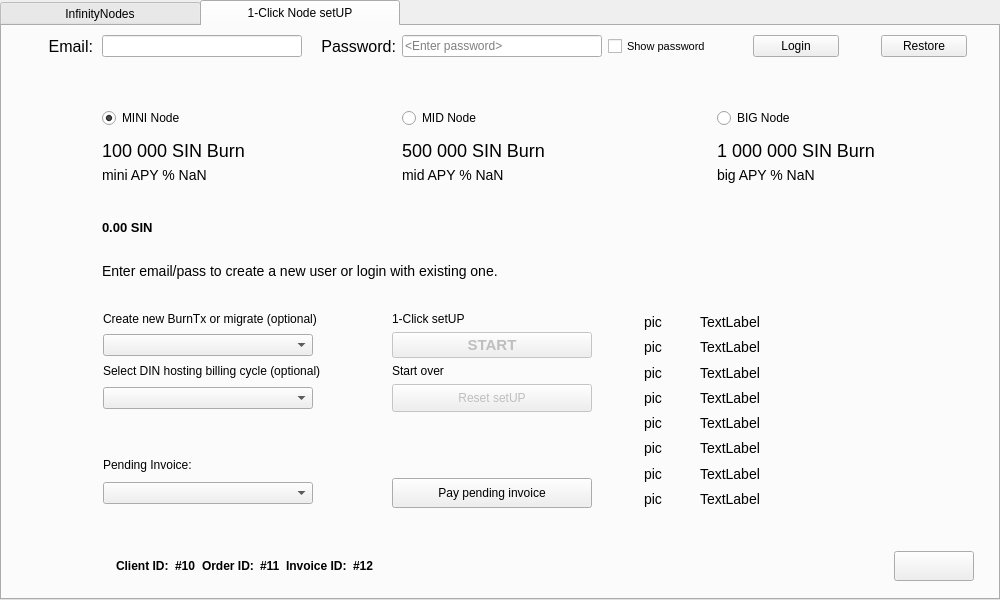
First picture: the form in src/qt/forms/infinitynodelist.ui, repository crptec/sinovate, before the edit.
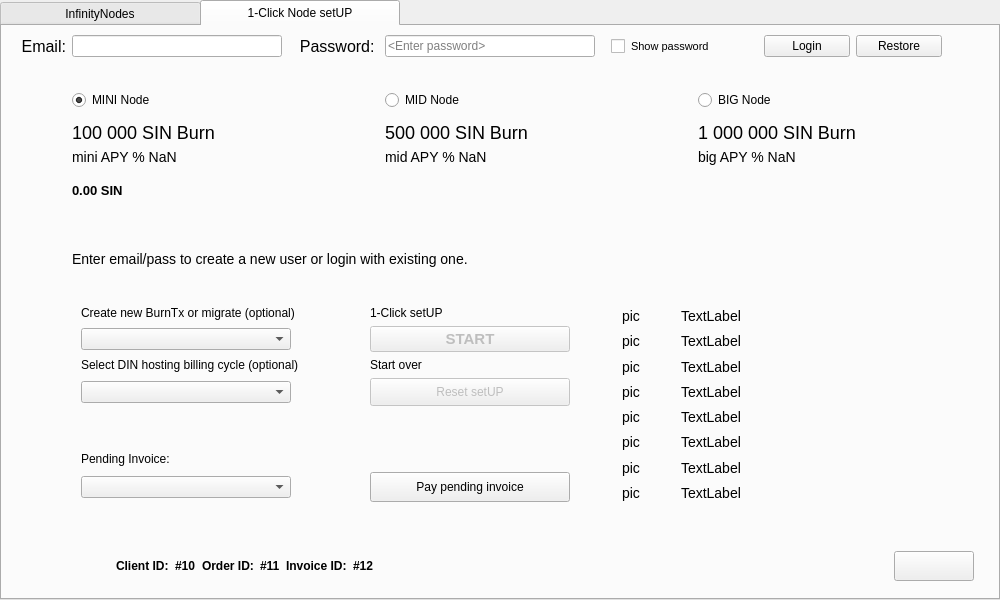
Second picture: the form after the edit. The open tabs and pages were chosen to show the change. Custom widgets are drawn as their Qt base class.

What changed in the file:
```diff
--- a/src/qt/forms/infinitynodelist.ui
+++ b/src/qt/forms/infinitynodelist.ui
@@ -454,67 +454,298 @@
          <string>1-Click Node setUP</string>
         </attribute>
         <layout class="QVBoxLayout" name="verticalLayout">
+         <item>
+          <layout class="QGridLayout" name="gridLayout">
+           <item row="0" column="3">
+            <widget class="QLineEdit" name="txtPassword">
+             <property name="sizePolicy">
+              <sizepolicy hsizetype="Preferred" vsizetype="Fixed">
+               <horstretch>0</horstretch>
+               <verstretch>0</verstretch>
+              </sizepolicy>
+             </property>
+             <property name="minimumSize">
+              <size>
+               <width>210</width>
+               <height>0</height>
+              </size>
+             </property>
+             <property name="maximumSize">
+              <size>
+               <width>210</width>
+               <height>16777215</height>
+              </size>
+             </property>
+             <property name="styleSheet">
+              <string notr="true">selection-color: white;
+selection-background-color: #BC8F3A;;</string>
+             </property>
+             <property name="echoMode">
+              <enum>QLineEdit::Password</enum>
+             </property>
+             <property name="placeholderText">
+              <string>&lt;Enter password&gt;</string>
+             </property>
+            </widget>
+           </item>
+           <item row="0" column="0">
+            <widget class="QLabel" name="labelEmail">
+             <property name="sizePolicy">
+              <sizepolicy hsizetype="Fixed" vsizetype="Preferred">
+               <horstretch>0</horstretch>
+               <verstretch>0</verstretch>
+              </sizepolicy>
+             </property>
+             <property name="minimumSize">
+              <size>
+               <width>55</width>
+               <height>0</height>
+              </size>
+             </property>
+             <property name="maximumSize">
+              <size>
+               <width>55</width>
+               <height>16777215</height>
+              </size>
+             </property>
+             <property name="font">
+              <font>
+               <pointsize>-1</pointsize>
+               <weight>50</weight>
+               <bold>false</bold>
+              </font>
+             </property>
+             <property name="styleSheet">
+              <string notr="true">font-size:16px;
+
+
+</string>
+             </property>
+             <property name="text">
+              <string>Email:</string>
+             </property>
+             <property name="alignment">
+              <set>Qt::AlignRight|Qt::AlignTrailing|Qt::AlignVCenter</set>
+             </property>
+            </widget>
+           </item>
+           <item row="0" column="4" alignment="Qt::AlignLeft">
+            <widget class="QCheckBox" name="toggleShowPasswordButton">
+             <property name="sizePolicy">
+              <sizepolicy hsizetype="Preferred" vsizetype="Preferred">
+               <horstretch>0</horstretch>
+               <verstretch>0</verstretch>
+              </sizepolicy>
+             </property>
+             <property name="minimumSize">
+              <size>
+               <width>110</width>
+               <height>0</height>
+              </size>
+             </property>
+             <property name="maximumSize">
+              <size>
+               <width>16777215</width>
+               <height>16777215</height>
+              </size>
+             </property>
+             <property name="font">
+              <font>
+               <pointsize>8</pointsize>
+               <strikeout>false</strikeout>
+              </font>
+             </property>
+             <property name="acceptDrops">
+              <bool>false</bool>
+             </property>
+             <property name="styleSheet">
+              <string notr="true">margin-left :10px</string>
+             </property>
+             <property name="text">
+              <string>Show password</string>
+             </property>
+            </widget>
+           </item>
+           <item row="0" column="1">
+            <widget class="QLineEdit" name="txtEmail">
+             <property name="sizePolicy">
+              <sizepolicy hsizetype="Preferred" vsizetype="Fixed">
+               <horstretch>0</horstretch>
+               <verstretch>0</verstretch>
+              </sizepolicy>
+             </property>
+             <property name="minimumSize">
+              <size>
+               <width>210</width>
+               <height>0</height>
+              </size>
+             </property>
+             <property name="maximumSize">
+              <size>
+               <width>200</width>
+               <height>16777215</height>
+              </size>
+             </property>
+             <property name="styleSheet">
+              <string notr="true">selection-color: white;
+selection-background-color: #BC8F3A;;</string>
+             </property>
+            </widget>
+           </item>
+           <item row="0" column="8">
+            <spacer name="horizontalSpacer_4">
+             <property name="orientation">
+              <enum>Qt::Horizontal</enum>
+             </property>
+             <property name="sizeHint" stdset="0">
+              <size>
+               <width>40</width>
+               <height>20</height>
+              </size>
+             </property>
+            </spacer>
+           </item>
+           <item row="0" column="6">
+            <widget class="SinPushButton" name="btnLogin">
+             <property name="sizePolicy">
+              <sizepolicy hsizetype="Preferred" vsizetype="Fixed">
+               <horstretch>0</horstretch>
+               <verstretch>0</verstretch>
+              </sizepolicy>
+             </property>
+             <property name="minimumSize">
+              <size>
+               <width>86</width>
+               <height>0</height>
+              </size>
+             </property>
+             <property name="maximumSize">
+              <size>
+               <width>86</width>
+               <height>16777215</height>
+              </size>
+             </property>
+             <property name="styleSheet">
+              <string notr="true"/>
+             </property>
+             <property name="text">
+              <string>Login</string>
+             </property>
+            </widget>
+           </item>
+           <item row="0" column="2">
+            <widget class="QLabel" name="labelPassword">
+             <property name="sizePolicy">
+              <sizepolicy hsizetype="Fixed" vsizetype="Preferred">
+               <horstretch>0</horstretch>
+               <verstretch>0</verstretch>
+              </sizepolicy>
+             </property>
+             <property name="minimumSize">
+              <size>
+               <width>91</width>
+               <height>0</height>
+              </size>
+             </property>
+             <property name="maximumSize">
+              <size>
+               <width>91</width>
+               <height>16777215</height>
+              </size>
+             </property>
+             <property name="font">
+              <font>
+               <pointsize>-1</pointsize>
+               <weight>50</weight>
+               <bold>false</bold>
+              </font>
+             </property>
+             <property name="styleSheet">
+              <string notr="true">font-size:16px;
+
+
+
+</string>
+             </property>
+             <property name="text">
+              <string>Password: </string>
+             </property>
+             <property name="alignment">
+              <set>Qt::AlignRight|Qt::AlignTrailing|Qt::AlignVCenter</set>
+             </property>
+            </widget>
+           </item>
+           <item row="0" column="7">
+            <widget class="SinPushButton" name="btnRestore">
+             <property name="sizePolicy">
+              <sizepolicy hsizetype="Preferred" vsizetype="Fixed">
+               <horstretch>0</horstretch>
+               <verstretch>0</verstretch>
+              </sizepolicy>
+             </property>
+             <property name="minimumSize">
+              <size>
+               <width>86</width>
+               <height>0</height>
+              </size>
+             </property>
+             <property name="maximumSize">
+              <size>
+               <width>86</width>
+               <height>16777215</height>
+              </size>
+             </property>
+             <property name="styleSheet">
+              <string notr="true"/>
+             </property>
+             <property name="text">
+              <string>Restore</string>
+             </property>
+            </widget>
+           </item>
+           <item row="0" column="5">
+            <spacer name="horizontalSpacer_5">
+             <property name="orientation">
+              <enum>Qt::Horizontal</enum>
+             </property>
+             <property name="sizeHint" stdset="0">
+              <size>
+               <width>40</width>
+               <height>20</height>
+              </size>
+             </property>
+            </spacer>
+           </item>
+          </layout>
+         </item>
          <item>
           <layout class="QGridLayout" name="gridLayout_4">
-           <item row="9" column="1" colspan="4">
-            <widget class="QLabel" name="labelMotd">
-             <property name="styleSheet">
-              <string notr="true">font-size:14px;
-color: red;</string>
-             </property>
-             <property name="text">
-              <string/>
-             </property>
-            </widget>
-           </item>
-           <item row="5" column="1">
-            <widget class="QLabel" name="miniRoiLabel">
-             <property name="styleSheet">
-              <string notr="true">font-size:14px;
-</string>
-             </property>
-             <property name="text">
-              <string>mini APY % NaN</string>
-             </property>
-            </widget>
-           </item>
-           <item row="4" column="1">
-            <widget class="QLabel" name="labelLILDesc">
-             <property name="styleSheet">
-              <string notr="true">font-size:18px;
-</string>
-             </property>
-             <property name="text">
-              <string>100 000 SIN Burn</string>
-             </property>
-            </widget>
-           </item>
-           <item row="7" column="0">
-            <widget class="QLabel" name="label_12">
-             <property name="sizePolicy">
-              <sizepolicy hsizetype="Fixed" vsizetype="Fixed">
-               <horstretch>0</horstretch>
-               <verstretch>0</verstretch>
-              </sizepolicy>
-             </property>
+           <property name="topMargin">
+            <number>15</number>
+           </property>
+           <item row="1" column="5">
+            <widget class="QRadioButton" name="radioBIGNode">
              <property name="minimumSize">
               <size>
-               <width>85</width>
-               <height>0</height>
+               <width>157</width>
+               <height>32</height>
               </size>
              </property>
              <property name="maximumSize">
               <size>
-               <width>85</width>
-               <height>0</height>
+               <width>157</width>
+               <height>32</height>
               </size>
              </property>
+             <property name="styleSheet">
+              <string notr="true"/>
+             </property>
              <property name="text">
-              <string/>
+              <string>BIG Node</string>
              </property>
             </widget>
            </item>
-           <item row="4" column="5">
+           <item row="2" column="5">
             <widget class="QLabel" name="labelBIGDesc">
              <property name="styleSheet">
               <string notr="true">font-size:18px;
@@ -525,46 +756,32 @@
              </property>
             </widget>
            </item>
-           <item row="1" column="4">
-            <widget class="QLabel" name="spacerLabel1">
+           <item row="5" column="0">
+            <widget class="QLabel" name="label_12">
              <property name="sizePolicy">
-              <sizepolicy hsizetype="Preferred" vsizetype="Fixed">
+              <sizepolicy hsizetype="Fixed" vsizetype="Fixed">
                <horstretch>0</horstretch>
                <verstretch>0</verstretch>
               </sizepolicy>
              </property>
              <property name="minimumSize">
               <size>
-               <width>101</width>
+               <width>55</width>
                <height>0</height>
               </size>
              </property>
              <property name="maximumSize">
               <size>
-               <width>101</width>
+               <width>55</width>
                <height>0</height>
               </size>
              </property>
              <property name="text">
-              <string>TextLabel</string>
+              <string/>
              </property>
             </widget>
            </item>
-           <item row="8" column="1">
-            <widget class="QLabel" name="labelBalance">
-             <property name="font">
-              <font>
-               <pointsize>10</pointsize>
-               <weight>75</weight>
-               <bold>true</bold>
-              </font>
-             </property>
-             <property name="text">
-              <string>0.00 SIN</string>
-             </property>
-            </widget>
-           </item>
-           <item row="3" column="1">
+           <item row="1" column="1">
             <widget class="QRadioButton" name="radioLILNode">
              <property name="sizePolicy">
               <sizepolicy hsizetype="Preferred" vsizetype="Fixed">
@@ -595,7 +812,7 @@
              </property>
             </widget>
            </item>
-           <item row="6" column="1">
+           <item row="4" column="1">
             <widget class="QLabel" name="label_3">
              <property name="sizePolicy">
               <sizepolicy hsizetype="Fixed" vsizetype="Preferred">
@@ -603,9 +820,15 @@
                <verstretch>0</verstretch>
               </sizepolicy>
              </property>
+             <property name="minimumSize">
+              <size>
+               <width>210</width>
+               <height>0</height>
+              </size>
+             </property>
              <property name="maximumSize">
               <size>
-               <width>16777215</width>
+               <width>210</width>
                <height>0</height>
               </size>
              </property>
@@ -614,26 +837,56 @@
              </property>
             </widget>
            </item>
+           <item row="2" column="3">
+            <widget class="QLabel" name="labelMIDDesc">
+             <property name="styleSheet">
+              <string notr="true">font-size:18px;
+</string>
+             </property>
+             <property name="text">
+              <string>500 000 SIN Burn</string>
+             </property>
+            </widget>
+           </item>
+           <item row="3" column="1">
+            <widget class="QLabel" name="miniRoiLabel">
+             <property name="styleSheet">
+              <string notr="true">font-size:14px;
+</string>
+             </property>
+             <property name="text">
+              <string>mini APY % NaN</string>
+             </property>
+            </widget>
+           </item>
            <item row="2" column="1">
-            <widget class="QLabel" name="label_2">
-             <property name="sizePolicy">
-              <sizepolicy hsizetype="Preferred" vsizetype="Fixed">
-               <horstretch>0</horstretch>
-               <verstretch>0</verstretch>
-              </sizepolicy>
-             </property>
-             <property name="maximumSize">
-              <size>
-               <width>16777215</width>
-               <height>0</height>
-              </size>
+            <widget class="QLabel" name="labelLILDesc">
+             <property name="styleSheet">
+              <string notr="true">font-size:18px;
+</string>
              </property>
              <property name="text">
-              <string>spacer</string>
+              <string>100 000 SIN Burn</string>
              </property>
             </widget>
            </item>
-           <item row="5" column="5">
+           <item row="2" column="6">
+            <spacer name="horizontalSpacer_3">
+             <property name="orientation">
+              <enum>Qt::Horizontal</enum>
+             </property>
+             <property name="sizeType">
+              <enum>QSizePolicy::Expanding</enum>
+             </property>
+             <property name="sizeHint" stdset="0">
+              <size>
+               <width>92</width>
+               <height>20</height>
+              </size>
+             </property>
+            </spacer>
+           </item>
+           <item row="3" column="5">
             <widget class="QLabel" name="bigRoiLabel">
              <property name="styleSheet">
               <string notr="true">font-size:14px;
@@ -644,32 +897,28 @@
              </property>
             </widget>
            </item>
-           <item row="10" column="1" colspan="4">
-            <widget class="QLabel" name="labelMessage">
+           <item row="3" column="2">
+            <widget class="QLabel" name="label_14">
+             <property name="sizePolicy">
+              <sizepolicy hsizetype="Fixed" vsizetype="Preferred">
+               <horstretch>0</horstretch>
+               <verstretch>0</verstretch>
+              </sizepolicy>
+             </property>
              <property name="minimumSize">
               <size>
-               <width>0</width>
+               <width>91</width>
                <height>0</height>
               </size>
              </property>
-             <property name="styleSheet">
-              <string notr="true">font-size:14px;
-
-</string>
+             <property name="maximumSize">
+              <size>
+               <width>91</width>
+               <height>0</height>
+              </size>
              </property>
              <property name="text">
-              <string>Enter email/pass to create a new user or login with existing one.</string>
-             </property>
-            </widget>
-           </item>
-           <item row="5" column="3">
-            <widget class="QLabel" name="midRoiLabel">
-             <property name="styleSheet">
-              <string notr="true">font-size:14px;
-</string>
-             </property>
-             <property name="text">
-              <string>mid APY % NaN</string>
+              <string/>
              </property>
             </widget>
            </item>
@@ -686,7 +935,89 @@
              </property>
             </spacer>
            </item>
-           <item row="3" column="3">
+           <item row="0" column="4">
+            <widget class="QLabel" name="spacerLabel1">
+             <property name="sizePolicy">
+              <sizepolicy hsizetype="Preferred" vsizetype="Fixed">
+               <horstretch>0</horstretch>
+               <verstretch>0</verstretch>
+              </sizepolicy>
+             </property>
+             <property name="minimumSize">
+              <size>
+               <width>91</width>
+               <height>0</height>
+              </size>
+             </property>
+             <property name="maximumSize">
+              <size>
+               <width>91</width>
+               <height>0</height>
+              </size>
+             </property>
+             <property name="text">
+              <string>TextLabel</string>
+             </property>
+            </widget>
+           </item>
+           <item row="6" column="1" colspan="3">
+            <widget class="QLabel" name="labelBalance">
+             <property name="font">
+              <font>
+               <pointsize>10</pointsize>
+               <weight>75</weight>
+               <bold>true</bold>
+              </font>
+             </property>
+             <property name="text">
+              <string>0.00 SIN</string>
+             </property>
+            </widget>
+           </item>
+           <item row="4" column="3">
+            <widget class="QLabel" name="label_2">
+             <property name="sizePolicy">
+              <sizepolicy hsizetype="Fixed" vsizetype="Preferred">
+               <horstretch>0</horstretch>
+               <verstretch>0</verstretch>
+              </sizepolicy>
+             </property>
+             <property name="minimumSize">
+              <size>
+               <width>210</width>
+               <height>0</height>
+              </size>
+             </property>
+             <property name="maximumSize">
+              <size>
+               <width>210</width>
+               <height>0</height>
+              </size>
+             </property>
+             <property name="text">
+              <string/>
+             </property>
+            </widget>
+           </item>
+           <item row="9" column="1" colspan="4">
+            <widget class="QLabel" name="labelMessage">
+             <property name="minimumSize">
+              <size>
+               <width>0</width>
+               <height>0</height>
+              </size>
+             </property>
+             <property name="styleSheet">
+              <string notr="true">font-size:14px;
+
+</string>
+             </property>
+             <property name="text">
+              <string>Enter email/pass to create a new user or login with existing one.</string>
+             </property>
+            </widget>
+           </item>
+           <item row="1" column="3">
             <widget class="QRadioButton" name="radioMIDNode">
              <property name="minimumSize">
               <size>
@@ -708,296 +1039,50 @@
              </property>
             </widget>
            </item>
-           <item row="4" column="3">
-            <widget class="QLabel" name="labelMIDDesc">
-             <property name="styleSheet">
-              <string notr="true">font-size:18px;
-</string>
-             </property>
-             <property name="text">
-              <string>500 000 SIN Burn</string>
-             </property>
-            </widget>
-           </item>
-           <item row="1" column="1">
-            <spacer name="verticalSpacer_4">
-             <property name="orientation">
-              <enum>Qt::Vertical</enum>
-             </property>
-             <property name="sizeType">
-              <enum>QSizePolicy::Fixed</enum>
-             </property>
-             <property name="sizeHint" stdset="0">
-              <size>
-               <width>20</width>
-               <height>27</height>
-              </size>
-             </property>
-            </spacer>
-           </item>
-           <item row="3" column="5">
-            <widget class="QRadioButton" name="radioBIGNode">
-             <property name="minimumSize">
-              <size>
-               <width>0</width>
-               <height>32</height>
-              </size>
-             </property>
-             <property name="maximumSize">
-              <size>
-               <width>16777215</width>
-               <height>32</height>
-              </size>
-             </property>
-             <property name="styleSheet">
-              <string notr="true"/>
-             </property>
-             <property name="text">
-              <string>BIG Node</string>
-             </property>
-            </widget>
-           </item>
-           <item row="0" column="7">
-            <spacer name="horizontalSpacer_8">
-             <property name="orientation">
-              <enum>Qt::Horizontal</enum>
-             </property>
-             <property name="sizeHint" stdset="0">
-              <size>
-               <width>40</width>
-               <height>20</height>
-              </size>
-             </property>
-            </spacer>
-           </item>
-           <item row="0" column="6">
-            <widget class="SinPushButton" name="btnRestore">
+           <item row="4" column="5">
+            <widget class="QLabel" name="label_9">
              <property name="sizePolicy">
-              <sizepolicy hsizetype="Preferred" vsizetype="Fixed">
+              <sizepolicy hsizetype="Fixed" vsizetype="Preferred">
                <horstretch>0</horstretch>
                <verstretch>0</verstretch>
               </sizepolicy>
              </property>
              <property name="minimumSize">
               <size>
-               <width>86</width>
+               <width>210</width>
                <height>0</height>
               </size>
              </property>
              <property name="maximumSize">
               <size>
-               <width>86</width>
-               <height>16777215</height>
-              </size>
-             </property>
-             <property name="styleSheet">
-              <string notr="true"/>
-             </property>
-             <property name="text">
-              <string>Restore</string>
-             </property>
-            </widget>
-           </item>
-           <item row="0" column="3">
-            <widget class="QLineEdit" name="txtPassword">
-             <property name="sizePolicy">
-              <sizepolicy hsizetype="Preferred" vsizetype="Fixed">
-               <horstretch>0</horstretch>
-               <verstretch>0</verstretch>
-              </sizepolicy>
-             </property>
-             <property name="minimumSize">
-              <size>
-               <width>200</width>
+               <width>210</width>
                <height>0</height>
               </size>
              </property>
-             <property name="maximumSize">
-              <size>
-               <width>200</width>
-               <height>16777215</height>
-              </size>
-             </property>
-             <property name="styleSheet">
-              <string notr="true">selection-color: white;
-selection-background-color: #BC8F3A;;</string>
-             </property>
-             <property name="echoMode">
-              <enum>QLineEdit::Password</enum>
-             </property>
-             <property name="placeholderText">
-              <string>&lt;Enter password&gt;</string>
-             </property>
-            </widget>
-           </item>
-           <item row="0" column="5" alignment="Qt::AlignHCenter">
-            <widget class="SinPushButton" name="btnLogin">
-             <property name="sizePolicy">
-              <sizepolicy hsizetype="Preferred" vsizetype="Fixed">
-               <horstretch>0</horstretch>
-               <verstretch>0</verstretch>
-              </sizepolicy>
-             </property>
-             <property name="minimumSize">
-              <size>
-               <width>86</width>
-               <height>0</height>
-              </size>
-             </property>
-             <property name="maximumSize">
-              <size>
-               <width>86</width>
-               <height>16777215</height>
-              </size>
-             </property>
-             <property name="styleSheet">
-              <string notr="true"/>
-             </property>
              <property name="text">
-              <string>Login</string>
+              <string>TextLabel</string>
              </property>
             </widget>
            </item>
-           <item row="0" column="4">
-            <widget class="QCheckBox" name="toggleShowPasswordButton">
-             <property name="sizePolicy">
-              <sizepolicy hsizetype="Preferred" vsizetype="Preferred">
-               <horstretch>0</horstretch>
-               <verstretch>0</verstretch>
-              </sizepolicy>
-             </property>
-             <property name="minimumSize">
-              <size>
-               <width>0</width>
-               <height>0</height>
-              </size>
-             </property>
-             <property name="maximumSize">
-              <size>
-               <width>16777215</width>
-               <height>16777215</height>
-              </size>
-             </property>
-             <property name="font">
-              <font>
-               <pointsize>8</pointsize>
-               <strikeout>false</strikeout>
-              </font>
-             </property>
-             <property name="acceptDrops">
-              <bool>false</bool>
-             </property>
-             <property name="text">
-              <string>Show password</string>
-             </property>
-            </widget>
-           </item>
-           <item row="0" column="2">
-            <widget class="QLabel" name="labelPassword">
-             <property name="sizePolicy">
-              <sizepolicy hsizetype="Fixed" vsizetype="Preferred">
-               <horstretch>0</horstretch>
-               <verstretch>0</verstretch>
-              </sizepolicy>
-             </property>
-             <property name="minimumSize">
-              <size>
-               <width>88</width>
-               <height>0</height>
-              </size>
-             </property>
-             <property name="maximumSize">
-              <size>
-               <width>88</width>
-               <height>16777215</height>
-              </size>
-             </property>
-             <property name="font">
-              <font>
-               <pointsize>-1</pointsize>
-               <weight>50</weight>
-               <bold>false</bold>
-              </font>
-             </property>
+           <item row="3" column="3">
+            <widget class="QLabel" name="midRoiLabel">
              <property name="styleSheet">
-              <string notr="true">font-size:16px;
-
-
-
+              <string notr="true">font-size:14px;
 </string>
              </property>
              <property name="text">
-              <string>Password:</string>
+              <string>mid APY % NaN</string>
              </property>
-             <property name="alignment">
-              <set>Qt::AlignRight|Qt::AlignTrailing|Qt::AlignVCenter</set>
-             </property>
             </widget>
            </item>
-           <item row="0" column="1">
-            <widget class="QLineEdit" name="txtEmail">
-             <property name="sizePolicy">
-              <sizepolicy hsizetype="Preferred" vsizetype="Fixed">
-               <horstretch>0</horstretch>
-               <verstretch>0</verstretch>
-              </sizepolicy>
-             </property>
-             <property name="minimumSize">
-              <size>
-               <width>200</width>
-               <height>0</height>
-              </size>
-             </property>
-             <property name="maximumSize">
-              <size>
-               <width>200</width>
-               <height>16777215</height>
-              </size>
-             </property>
+           <item row="8" column="1" colspan="4">
+            <widget class="QLabel" name="labelMotd">
              <property name="styleSheet">
-              <string notr="true">selection-color: white;
-selection-background-color: #BC8F3A;;</string>
+              <string notr="true">font-size:14px;
+color: red;</string>
              </property>
-            </widget>
-           </item>
-           <item row="0" column="0">
-            <widget class="QLabel" name="labelEmail">
-             <property name="sizePolicy">
-              <sizepolicy hsizetype="Fixed" vsizetype="Preferred">
-               <horstretch>0</horstretch>
-               <verstretch>0</verstretch>
-              </sizepolicy>
-             </property>
-             <property name="minimumSize">
-              <size>
-               <width>82</width>
-               <height>0</height>
-              </size>
-             </property>
-             <property name="maximumSize">
-              <size>
-               <width>70</width>
-               <height>16777215</height>
-              </size>
-             </property>
-             <property name="font">
-              <font>
-               <pointsize>-1</pointsize>
-               <weight>50</weight>
-               <bold>false</bold>
-              </font>
-             </property>
-             <property name="styleSheet">
-              <string notr="true">font-size:16px;
-
-
-</string>
-             </property>
              <property name="text">
-              <string>Email:</string>
-             </property>
-             <property name="alignment">
-              <set>Qt::AlignRight|Qt::AlignTrailing|Qt::AlignVCenter</set>
+              <string/>
              </property>
             </widget>
            </item>
@@ -1168,13 +1253,13 @@
                 </property>
                 <property name="minimumSize">
                  <size>
-                  <width>77</width>
+                  <width>55</width>
                   <height>0</height>
                  </size>
                 </property>
                 <property name="maximumSize">
                  <size>
-                  <width>77</width>
+                  <width>55</width>
                   <height>0</height>
                  </size>
                 </property>
```
Left out of the diff: 4 changed lines with no effect on the pictures.
